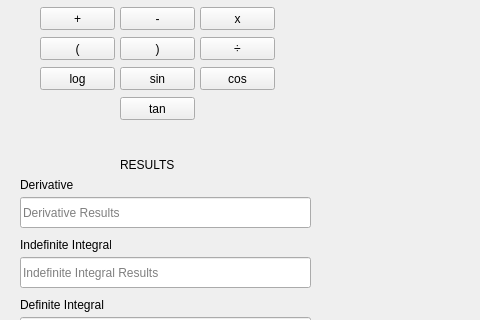
Before: the Qt Designer form components/interface/mathqt.ui in JESREAL1JDL7LUSTRE/Calculus-Powered-Graphing-App, drawn with Qt 5; both pictures show x 0 to 480 and y 183 to 503 of the 1417 by 592 pixel window.
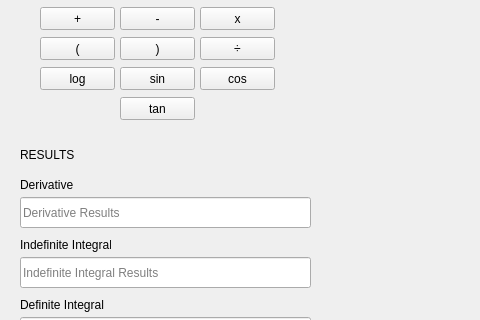
After: the same form once the commit is applied.

```diff
--- a/components/interface/mathqt.ui
+++ b/components/interface/mathqt.ui
@@ -465,8 +465,8 @@
     </property>
     <property name="geometry">
      <rect>
-      <x>120</x>
-      <y>340</y>
+      <x>20</x>
+      <y>330</y>
       <width>71</width>
       <height>16</height>
      </rect>
```
